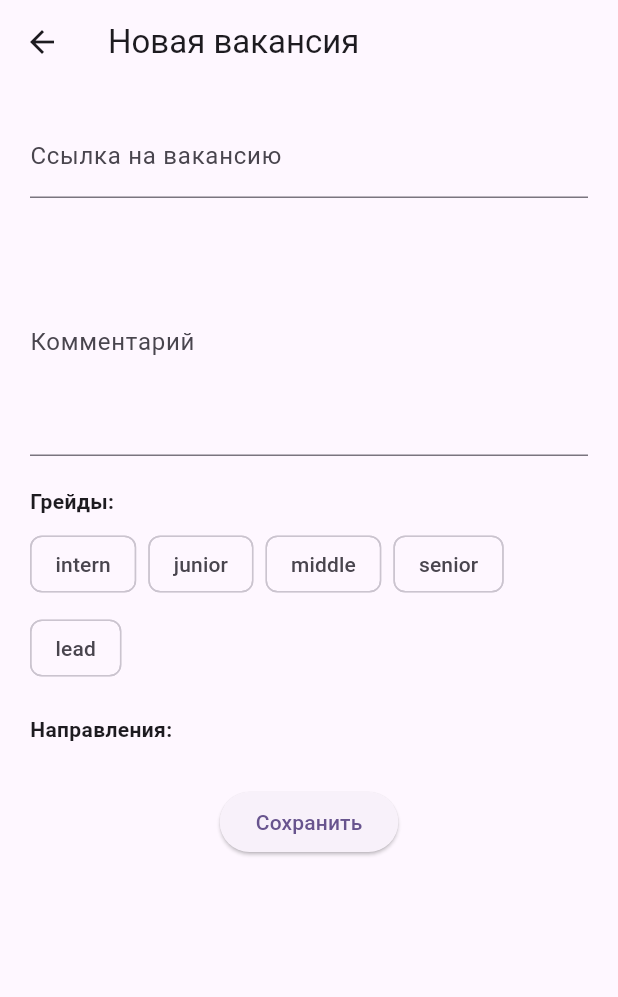
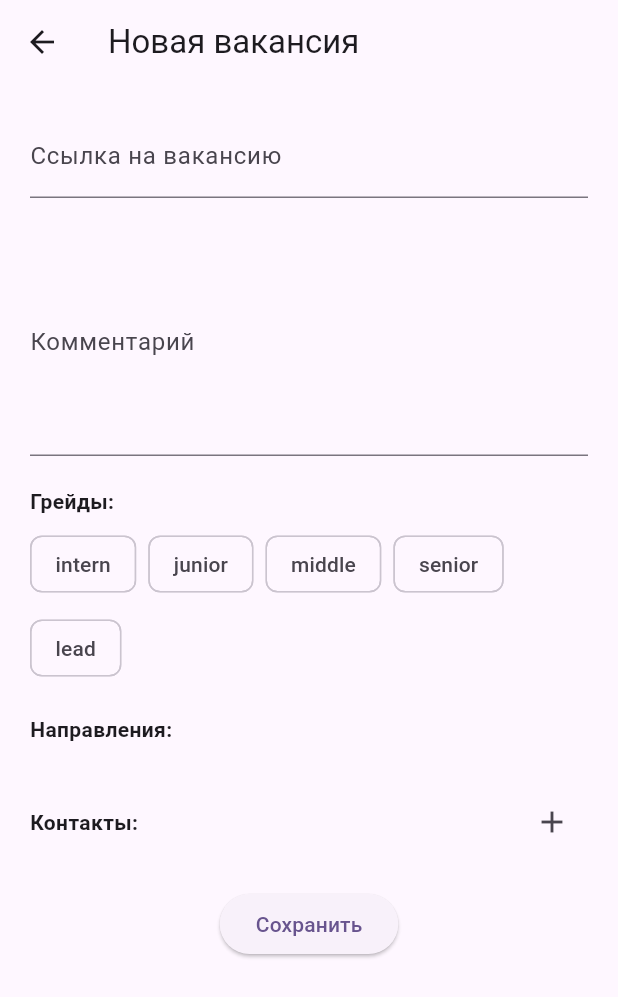
Before and after one commit to i-panov/job_pool, a Flutter app: the VacancyFormPage screen opened directly with empty values, on a phone screen of 412 x 824 dp. Shown: the top 997 px of the screen. Run offline on Flutter 3.47's test engine with Material 3 defaults, Android fonts, the phone set to English and light mode, and no system bars; our stand-ins replace auto_route, drift, drift_flutter, equatable, fast_immutable_collections, flutter_riverpod and 1 more; accounts and stored records are empty; generated files the repository leaves out were written again.

Commit message:
contacts

```diff
--- a/lib/ui/pages/vacancy_form_page.dart
+++ b/lib/ui/pages/vacancy_form_page.dart
@@ -24,9 +24,9 @@ class VacancyFormPage extends ConsumerWidget {
 
     ref.listen(vacancyFormProvider(params), (prev, next) {
       if (next.error.isNotEmpty) {
-        ScaffoldMessenger.of(context).showSnackBar(
-          SnackBar(content: Text(next.error))
-        );
+        ScaffoldMessenger.of(
+          context,
+        ).showSnackBar(SnackBar(content: Text(next.error)));
         context.router.pop();
       } else if (next.isSubmitted) {
         context.router.pop();
@@ -45,6 +45,7 @@ class VacancyFormPage extends ConsumerWidget {
               padding: const EdgeInsets.all(20),
               child: Column(
                 crossAxisAlignment: CrossAxisAlignment.start,
+                spacing: 20,
                 children: [
                   TextFormField(
                     key: const ValueKey('link_field'),
@@ -55,7 +56,6 @@ class VacancyFormPage extends ConsumerWidget {
                       errorText: state.link.errorOrNull,
                     ),
                   ),
-                  const SizedBox(height: 20),
                   TextFormField(
                     key: const ValueKey('comment_field'),
                     initialValue: state.comment,
@@ -63,17 +63,21 @@ class VacancyFormPage extends ConsumerWidget {
                     decoration: const InputDecoration(labelText: 'Комментарий'),
                     onChanged: form.changeComment,
                   ),
-                  const SizedBox(height: 20),
                   _GradesSelect(
                     initialValue: state.grades,
                     toggle: form.toggleGrade,
                   ),
-                  const SizedBox(height: 20),
                   _VacancyDirectionsSelect(
                     initialValue: state.directionIds,
                     toggle: form.toggleDirection,
                   ),
-                  const SizedBox(height: 20),
+                  _Contacts(
+                    contacts: state.contacts,
+                    changeType: form.changeContactType,
+                    changeValue: form.changeContactValue,
+                    add: form.addContact,
+                    remove: form.removeContact,
+                  ),
                   Center(
                     child: ElevatedButton(
                       onPressed: state.canSubmit ? form.submit : null,
@@ -136,7 +140,10 @@ class _VacancyDirectionsSelect extends ConsumerWidget {
       data: (directions) => Column(
         crossAxisAlignment: CrossAxisAlignment.start,
         children: [
-          const Text('Направления:', style: TextStyle(fontWeight: FontWeight.bold)),
+          const Text(
+            'Направления:',
+            style: TextStyle(fontWeight: FontWeight.bold),
+          ),
           const SizedBox(height: 8),
           Wrap(
             spacing: 8,
@@ -155,3 +162,55 @@ class _VacancyDirectionsSelect extends ConsumerWidget {
     );
   }
 }
+
+class _Contacts extends StatelessWidget {
+  final IList<ContactItem> contacts;
+  final void Function(int, ContactTypes) changeType;
+  final void Function(int, String) changeValue;
+  final void Function() add;
+  final void Function(int) remove;
+
+  const _Contacts({
+    required this.contacts,
+    required this.changeType,
+    required this.changeValue,
+    required this.add,
+    required this.remove,
+  });
+
+  @override
+  Widget build(BuildContext context) {
+    return Column(
+      spacing: 20,
+      children: [
+        Row(
+          children: [
+            Text('Контакты:', style: TextStyle(fontWeight: FontWeight.bold)),
+            Spacer(),
+            IconButton(icon: Icon(Icons.add), onPressed: add),
+          ],
+        ),
+        for (final (index, contact) in contacts.indexed)
+          ListTile(
+            leading: DropdownButton(
+              value: contact.type,
+              items: [
+                for (final type in ContactTypes.values)
+                  DropdownMenuItem(value: type, child: Text(type.name)),
+              ],
+              onChanged: (type) => changeType(index, type!),
+            ),
+            title: TextFormField(
+              initialValue: contact.value.value,
+              decoration: InputDecoration(errorText: contact.value.errorOrNull),
+              onChanged: (value) => changeValue(index, value),
+            ),
+            trailing: IconButton(
+              icon: Icon(Icons.remove),
+              onPressed: () => remove(index),
+            ),
+          ),
+      ],
+    );
+  }
+}
--- a/lib/ui/providers/vacancy_form_provider.dart
+++ b/lib/ui/providers/vacancy_form_provider.dart
@@ -22,13 +22,17 @@ class ContactItem extends Equatable {
     };
   }
 
-  ContactItem getValidated(String newValue) => ContactItem(
+  ContactItem getValidated([String? newValue]) {
+    newValue ??= value.value;
+
+    return ContactItem(
       type,
       value.copyWith(
         value: newValue,
         error: valueValidators.validate(newValue) ?? '',
       ),
     );
+  }
 
   @override
   List<Object?> get props => [type, value];
@@ -225,7 +229,10 @@ class VacancyFormNotifier
     final value = state.contacts[index].value;
 
     state = state.copyWith(
-      contacts: state.contacts.replace(index, ContactItem(type, value)),
+      contacts: state.contacts.replace(
+        index,
+        ContactItem(type, value).getValidated(),
+      ),
     );
   }
 
```
Lines whose indentation alone changed are shown as unchanged.
